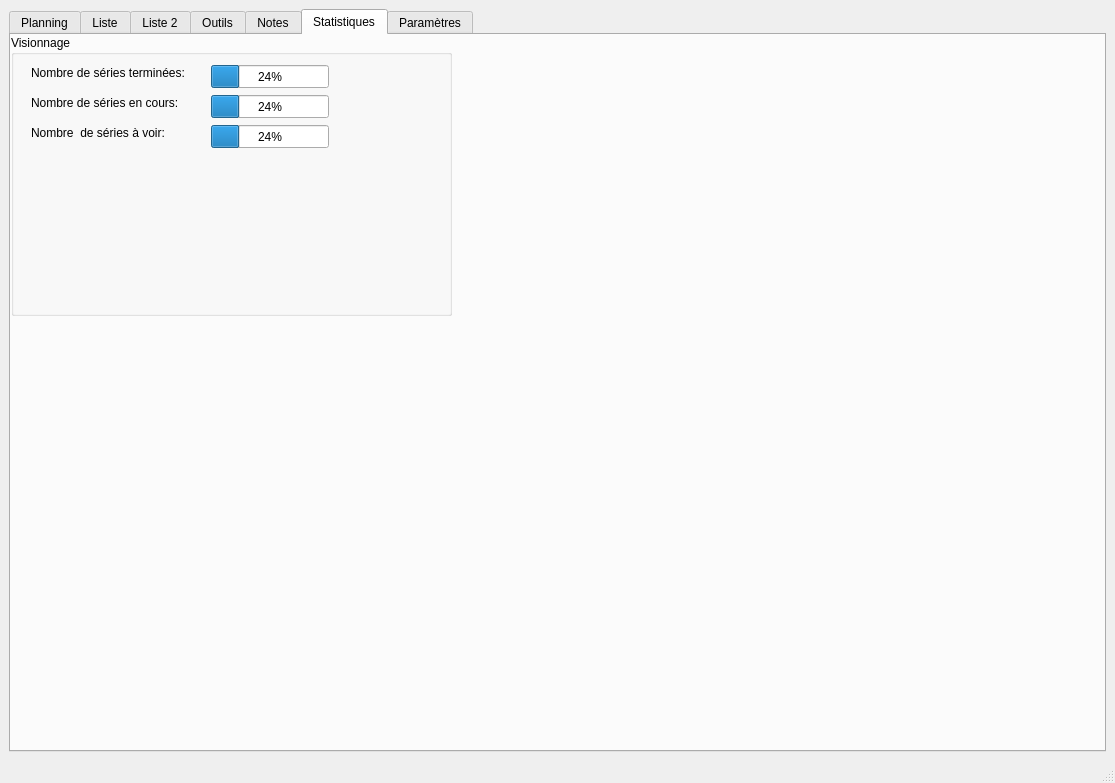
Above: ressources/MainWindow.ui from seigneurfuo/MyAnimeManager2 before the change. Below: the same form after it.
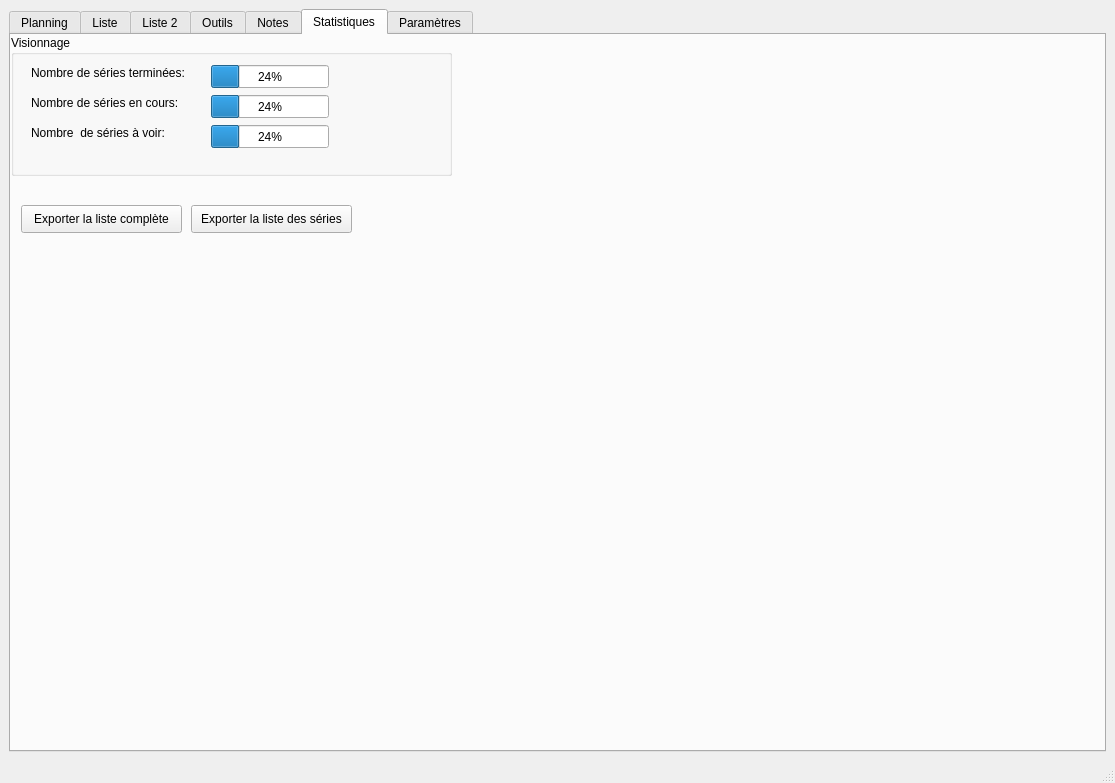
That is the form after the change. The open tabs and pages were chosen to show the change. Icons and pictures are not drawn.

Commit message: Renommage + préparation des futurs exports.

The edit to the form file:
```diff
--- a/ressources/MainWindow.ui
+++ b/ressources/MainWindow.ui
@@ -1782,7 +1782,7 @@
           <x>0</x>
           <y>0</y>
           <width>441</width>
-          <height>281</height>
+          <height>141</height>
          </rect>
         </property>
         <property name="title">
@@ -1867,6 +1867,32 @@
          </property>
         </widget>
        </widget>
+       <widget class="QPushButton" name="pushButton_15">
+        <property name="geometry">
+         <rect>
+          <x>10</x>
+          <y>170</y>
+          <width>161</width>
+          <height>28</height>
+         </rect>
+        </property>
+        <property name="text">
+         <string>Exporter la liste complète</string>
+        </property>
+       </widget>
+       <widget class="QPushButton" name="pushButton_16">
+        <property name="geometry">
+         <rect>
+          <x>180</x>
+          <y>170</y>
+          <width>161</width>
+          <height>28</height>
+         </rect>
+        </property>
+        <property name="text">
+         <string>Exporter la liste des séries</string>
+        </property>
+       </widget>
       </widget>
       <widget class="QWidget" name="tab_4">
        <attribute name="icon">
```
Left out of the diff: 20 changed lines with no effect on the pictures. The commit also changes 2 other files.
